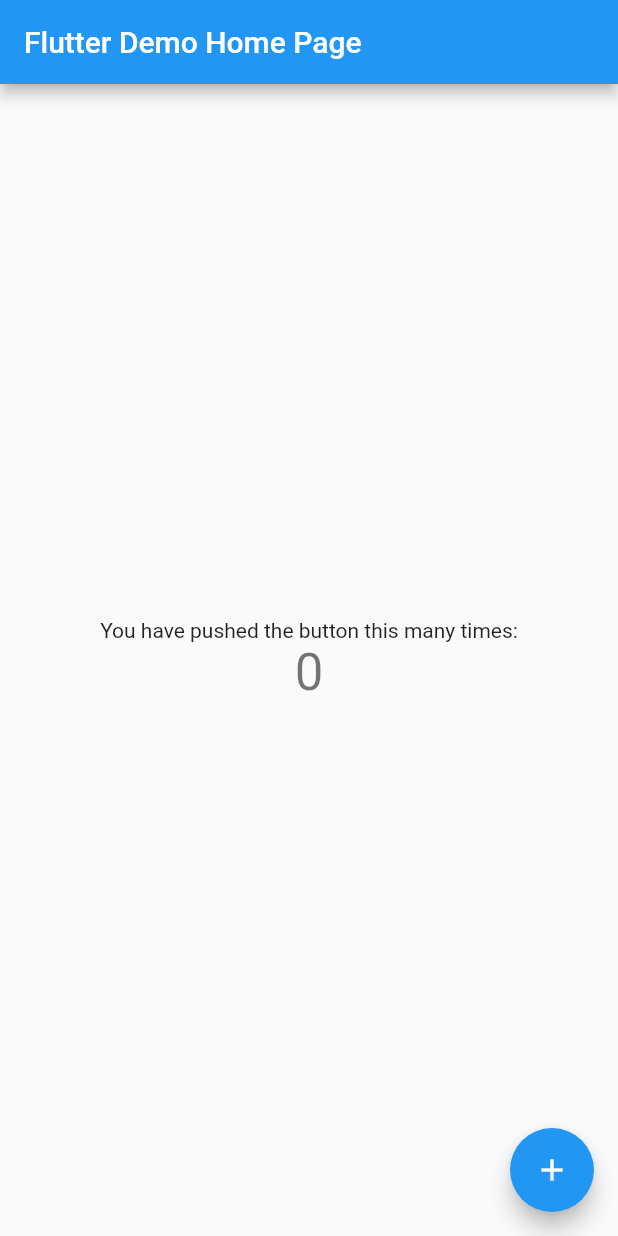
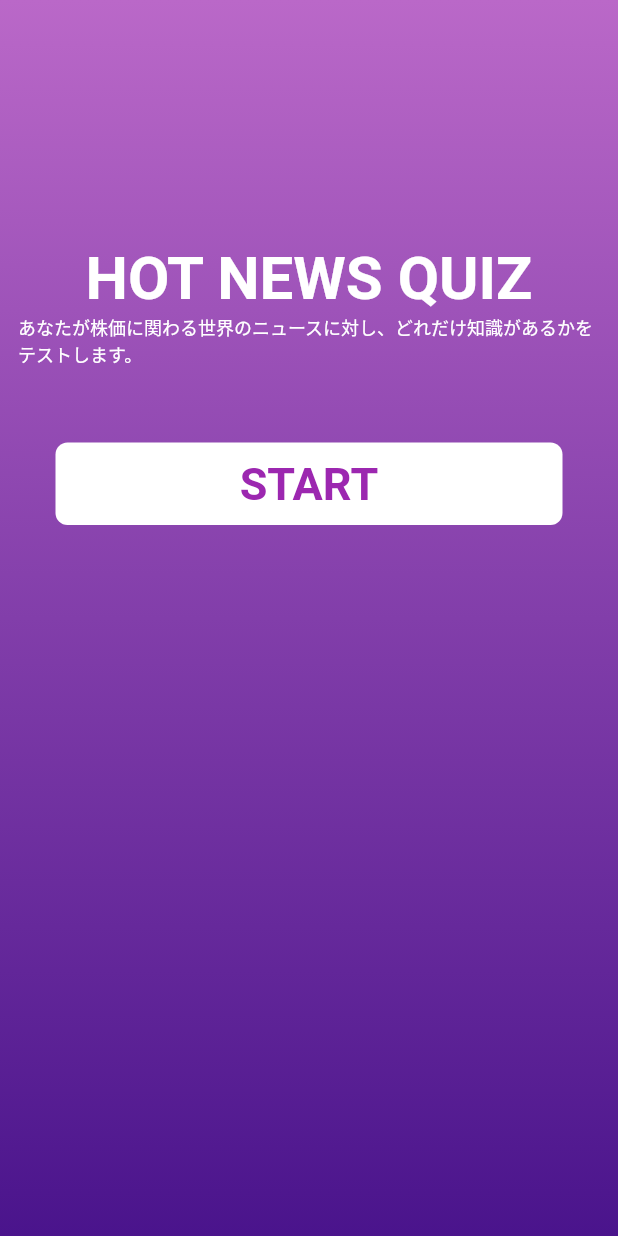
Before and after one commit to norifumi92/hotnewsquiz, a Flutter app: the screen it shows after launch, on a phone screen of 412 x 824 dp. Run offline on Flutter 3.47's test engine with Material 2 defaults, Android fonts, the phone set to English and light mode, and no system bars.

Commit message:
add home page

```diff
--- a/lib/main.dart
+++ b/lib/main.dart
@@ -1,7 +1,13 @@
 import 'package:flutter/material.dart';
+import 'pages/home_page.dart';
 
-void main() {
-  runApp(const MyApp());
+void main() async {
+  WidgetsFlutterBinding.ensureInitialized();
+  // await Firebase.initializeApp(
+  //   options: DefaultFirebaseOptions.currentPlatform,
+  // );
+
+  runApp(MyApp());
 }
 
 class MyApp extends StatelessWidget {
@@ -11,105 +17,14 @@ class MyApp extends StatelessWidget {
   @override
   Widget build(BuildContext context) {
     return MaterialApp(
-      title: 'Flutter Demo',
+      title: 'HotNewsQuiz',
       theme: ThemeData(
-        // This is the theme of your application.
-        //
-        // Try running your application with "flutter run". You'll see the
-        // application has a blue toolbar. Then, without quitting the app, try
-        // changing the primarySwatch below to Colors.green and then invoke
-        // "hot reload" (press "r" in the console where you ran "flutter run",
-        // or simply save your changes to "hot reload" in a Flutter IDE).
-        // Notice that the counter didn't reset back to zero; the application
-        // is not restarted.
-        primarySwatch: Colors.blue,
+        primaryColor: Colors.black87,
+        colorScheme: ColorScheme.fromSwatch(primarySwatch: Colors.purple),
+        accentColor: Colors.white,
       ),
-      home: const MyHomePage(title: 'Flutter Demo Home Page'),
+      home: HomePage(),
+      // for testing purpose
     );
   }
 }
-
-class MyHomePage extends StatefulWidget {
-  const MyHomePage({super.key, required this.title});
-
-  // This widget is the home page of your application. It is stateful, meaning
-  // that it has a State object (defined below) that contains fields that affect
-  // how it looks.
-
-  // This class is the configuration for the state. It holds the values (in this
-  // case the title) provided by the parent (in this case the App widget) and
-  // used by the build method of the State. Fields in a Widget subclass are
-  // always marked "final".
-
-  final String title;
-
-  @override
-  State<MyHomePage> createState() => _MyHomePageState();
-}
-
-class _MyHomePageState extends State<MyHomePage> {
-  int _counter = 0;
-
-  void _incrementCounter() {
-    setState(() {
-      // This call to setState tells the Flutter framework that something has
-      // changed in this State, which causes it to rerun the build method below
-      // so that the display can reflect the updated values. If we changed
-      // _counter without calling setState(), then the build method would not be
-      // called again, and so nothing would appear to happen.
-      _counter++;
-    });
-  }
-
-  @override
-  Widget build(BuildContext context) {
-    // This method is rerun every time setState is called, for instance as done
-    // by the _incrementCounter method above.
-    //
-    // The Flutter framework has been optimized to make rerunning build methods
-    // fast, so that you can just rebuild anything that needs updating rather
-    // than having to individually change instances of widgets.
-    return Scaffold(
-      appBar: AppBar(
-        // Here we take the value from the MyHomePage object that was created by
-        // the App.build method, and use it to set our appbar title.
-        title: Text(widget.title),
-      ),
-      body: Center(
-        // Center is a layout widget. It takes a single child and positions it
-        // in the middle of the parent.
-        child: Column(
-          // Column is also a layout widget. It takes a list of children and
-          // arranges them vertically. By default, it sizes itself to fit its
-          // children horizontally, and tries to be as tall as its parent.
-          //
-          // Invoke "debug painting" (press "p" in the console, choose the
-          // "Toggle Debug Paint" action from the Flutter Inspector in Android
-          // Studio, or the "Toggle Debug Paint" command in Visual Studio Code)
-          // to see the wireframe for each widget.
-          //
-          // Column has various properties to control how it sizes itself and
-          // how it positions its children. Here we use mainAxisAlignment to
-          // center the children vertically; the main axis here is the vertical
-          // axis because Columns are vertical (the cross axis would be
-          // horizontal).
-          mainAxisAlignment: MainAxisAlignment.center,
-          children: <Widget>[
-            const Text(
-              'You have pushed the button this many times:',
-            ),
-            Text(
-              '$_counter',
-              style: Theme.of(context).textTheme.headlineMedium,
-            ),
-          ],
-        ),
-      ),
-      floatingActionButton: FloatingActionButton(
-        onPressed: _incrementCounter,
-        tooltip: 'Increment',
-        child: const Icon(Icons.add),
-      ), // This trailing comma makes auto-formatting nicer for build methods.
-    );
-  }
-}
--- /dev/null
+++ b/lib/pages/home_page.dart
@@ -0,0 +1,84 @@
+import 'package:flutter/material.dart';
+// import 'package:intl/intl.dart';
+// import 'package:cupertino_icons/cupertino_icons.dart';
+
+class HomePage extends StatelessWidget {
+  const HomePage({super.key});
+
+  @override
+  Widget build(BuildContext context) {
+    DateTime currentDate = DateTime.now();
+    // String formattedDate = DateFormat('yyyy/MM/dd').format(currentDate);
+
+    return Scaffold(
+      body: Container(
+        width: double.infinity,
+        height: double.infinity,
+        padding: EdgeInsets.all(12),
+        decoration: BoxDecoration(
+            gradient: LinearGradient(
+          begin: Alignment.topCenter,
+          end: Alignment.bottomCenter,
+          colors: [Colors.purple.shade300, Colors.purple.shade900],
+        )),
+        child: Center(
+          child: Column(
+            children: [
+              // Container(
+              //   padding: EdgeInsets.all(8.0),
+              //   alignment: Alignment.topLeft,
+              //   child: IconButton(
+              //     onPressed: () => Navigator.of(context).pop(),
+              //     icon: Icon(
+              //       CupertinoIcons.xmark,
+              //       color: Colors.white,
+              //       size: 28,
+              //     ),
+              //   ),
+              // ),
+              SizedBox(height: 150),
+              Text("HOT NEWS QUIZ",
+                  style: TextStyle(
+                    color: Colors.white,
+                    fontWeight: FontWeight.bold,
+                    fontSize: 40,
+                  )),
+              Text("あなたが株価に関わる世界のニュースに対し、どれだけ知識があるかをテストします。",
+                  style: TextStyle(
+                    color: Colors.white,
+                    fontSize: 12,
+                  )),
+              SizedBox(height: 50),
+              GestureDetector(
+                onTap: () {},
+                child: Container(
+                  padding: EdgeInsets.all(10.0),
+                  margin: EdgeInsets.symmetric(horizontal: 25.0),
+                  decoration: BoxDecoration(
+                    color: Colors.white,
+                    borderRadius: BorderRadius.circular(8),
+                  ),
+                  child: Center(
+                    child: Text(
+                      "START",
+                      style: TextStyle(
+                        color: Colors.purple,
+                        fontWeight: FontWeight.bold,
+                        fontSize: 30,
+                      ),
+                    ),
+                  ),
+                ),
+              ),
+              // Text("最新更新日: ${formattedDate}",
+              // style: TextStyle(
+              //   color: Colors.white,
+              //   fontSize: 12,
+              // )),
+            ],
+          ),
+        ),
+      ),
+    );
+  }
+}
```
